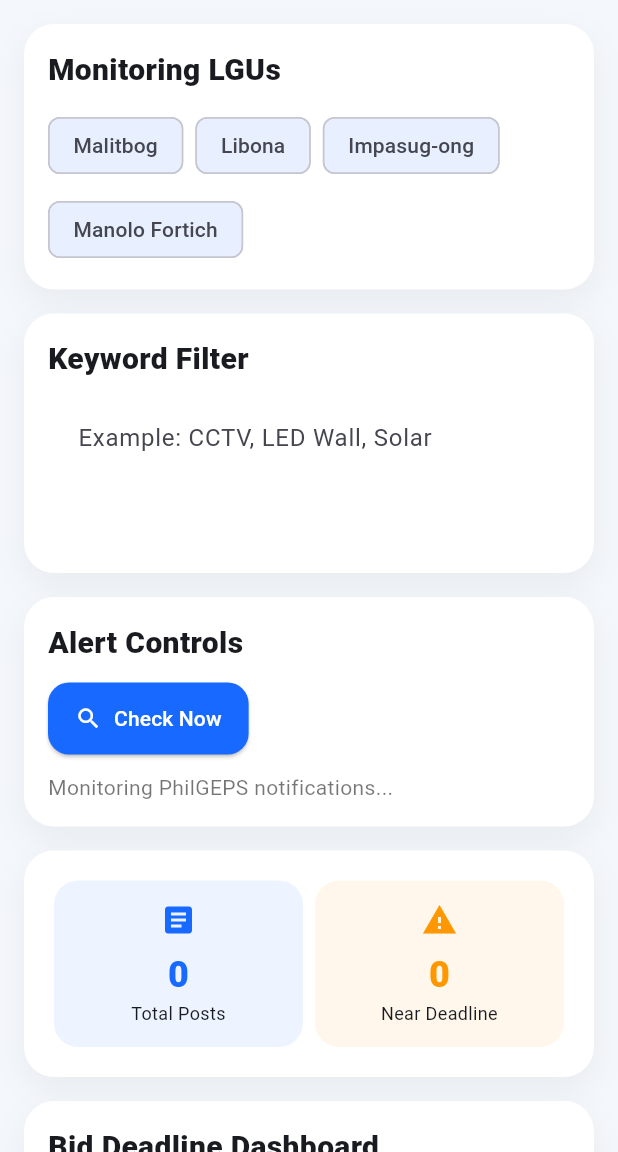
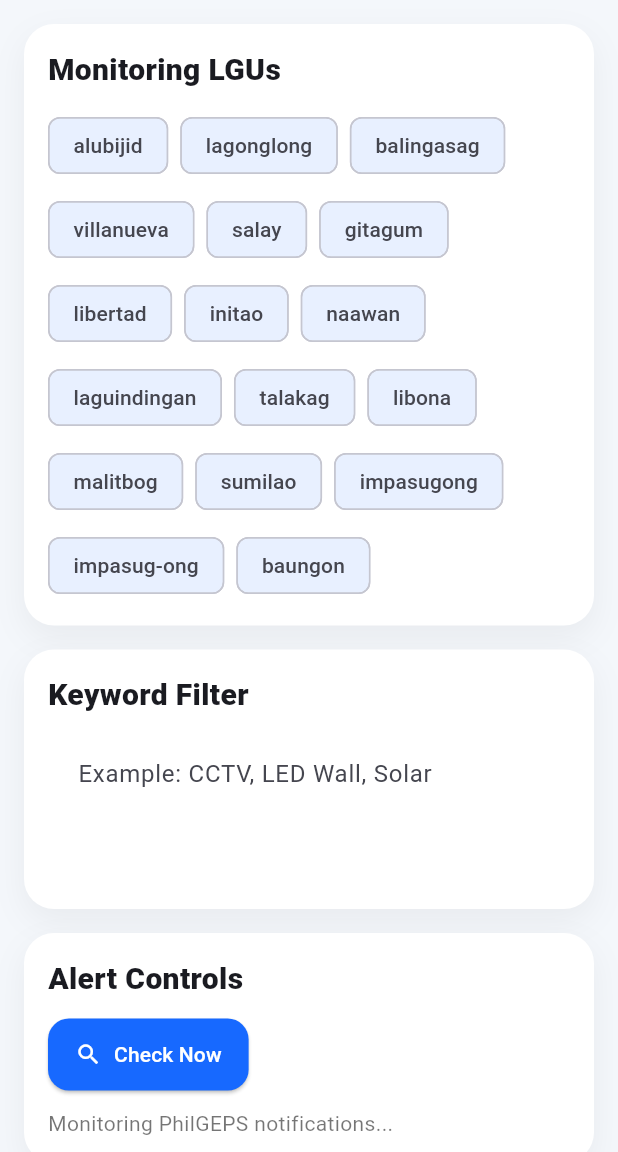
Before and after one commit to JamesSerenio/philgeps_notif_alert, a Flutter app: the screen it shows after launch, on a phone screen of 412 x 824 dp, the part 84-1236 px from its top. Run offline on Flutter 3.47's test engine with Material 3 defaults, Android fonts, the light colour scheme and no system bars; our stand-ins replace shared_preferences; Roboto replaces fonts that are missing (Arial).

Commit message:
added styles

```diff
--- a/lib/main.dart
+++ b/lib/main.dart
@@ -70,10 +70,23 @@ class _HomePageState extends State<HomePage> {
   final TextEditingController keywordController = TextEditingController();
 
   List<String> lguList = [
-    'Malitbog',
-    'Libona',
-    'Impasug-ong',
-    'Manolo Fortich',
+    'alubijid',
+    'lagonglong',
+    'balingasag',
+    'villanueva',
+    'salay',
+    'gitagum',
+    'libertad',
+    'initao',
+    'naawan',
+    'laguindingan',
+    'talakag',
+    'libona',
+    'malitbog',
+    'sumilao',
+    'impasugong',
+    'impasug-ong',
+    'baungon',
   ];
 
   List<ProjectPost> posts = [];
```
